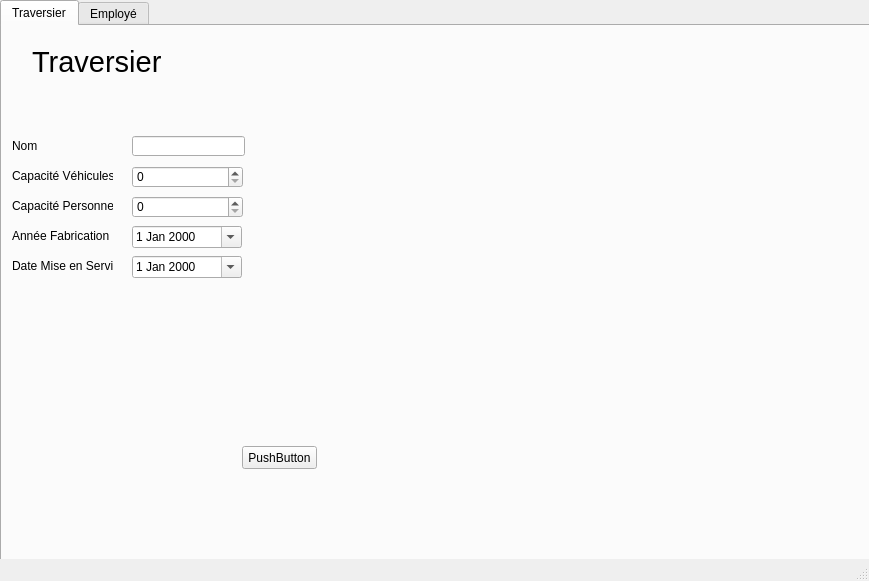
Before: the Qt Designer form views/main.ui in alexis-leclerc-cegep/traversierPython, drawn with Qt 5.
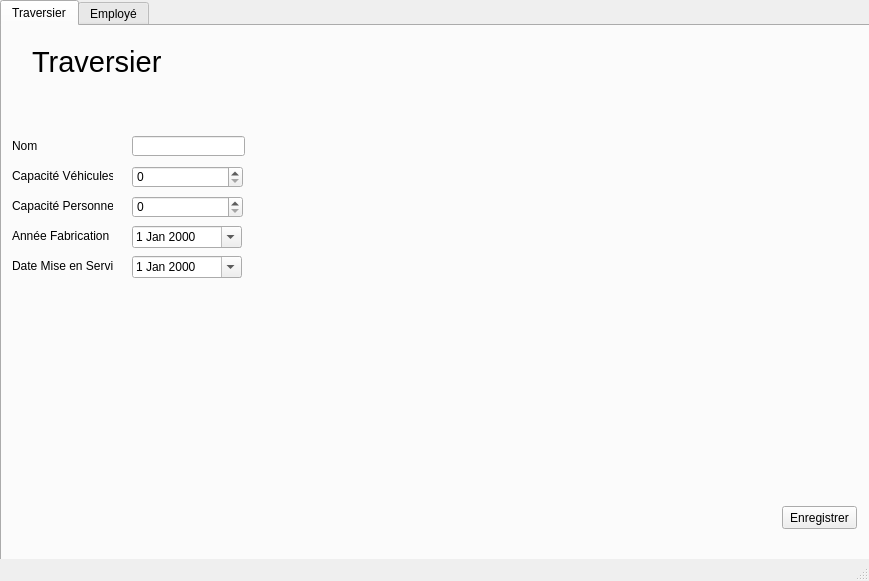
After: the same form once the commit is applied.

What changed in the file:
```diff
--- a/views/main.ui
+++ b/views/main.ui
@@ -185,14 +185,14 @@
      <widget class="QPushButton" name="btnEnregistrer">
       <property name="geometry">
        <rect>
-        <x>240</x>
-        <y>420</y>
+        <x>780</x>
+        <y>480</y>
         <width>75</width>
         <height>23</height>
        </rect>
       </property>
       <property name="text">
-       <string>PushButton</string>
+       <string>Enregistrer</string>
       </property>
      </widget>
     </widget>
```
